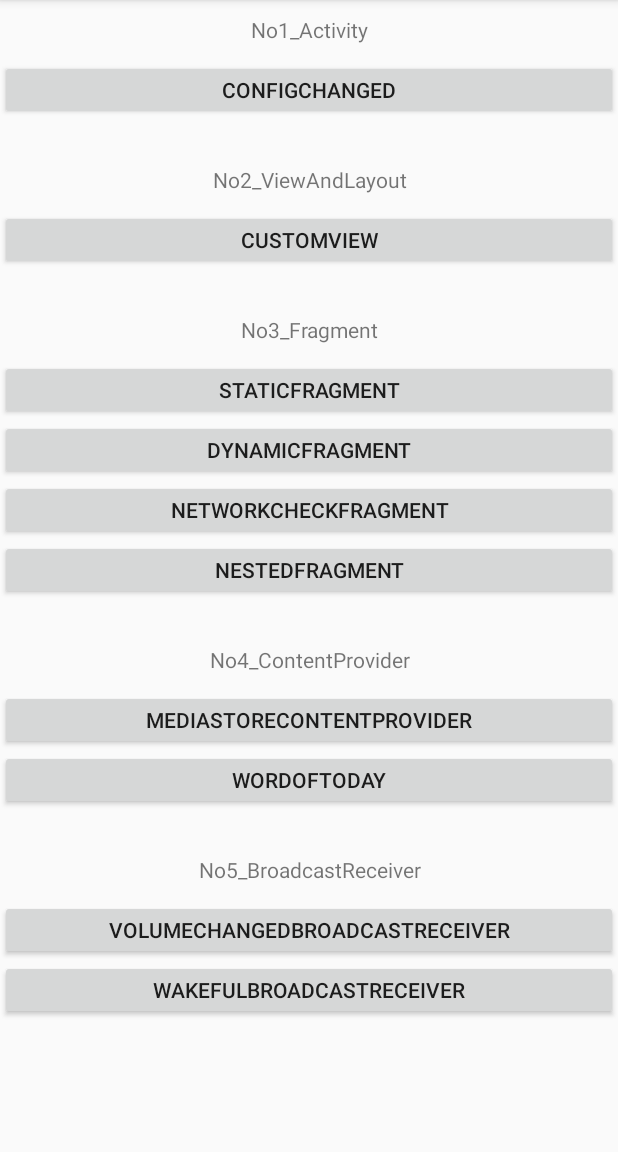
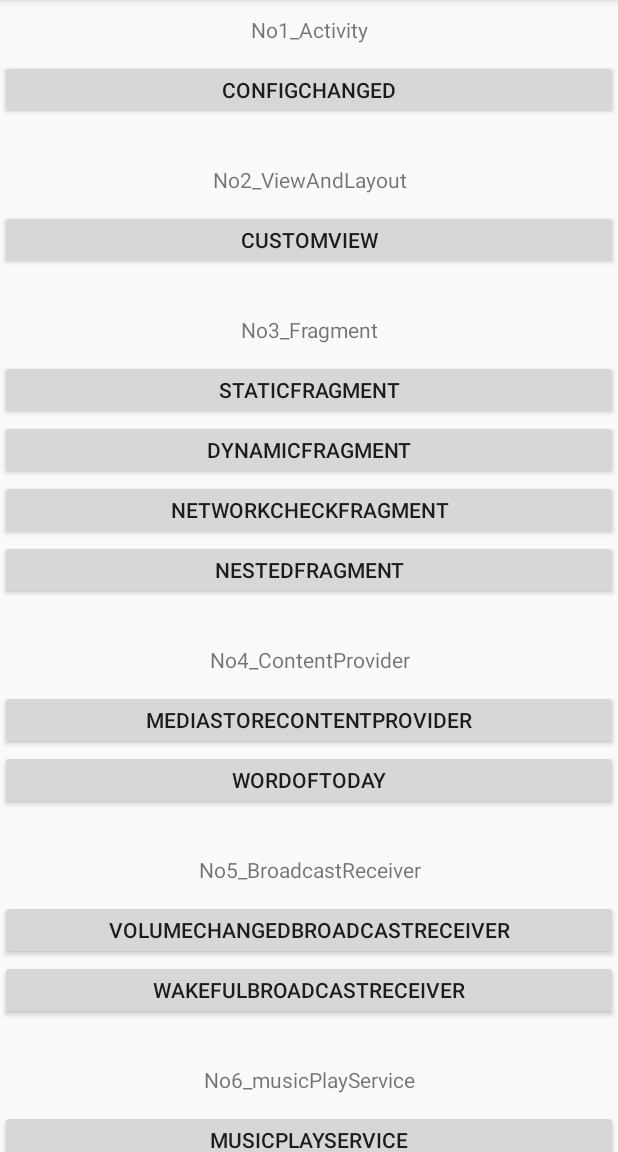
Before and after one commit to Dokyeongyun/AndroidStudio, an Android app: the screen it shows after launch (StartActivity), on a phone screen of 412 x 824 dp, the part 84-1236 px from its top. Run offline under Robolectric (Android 15) with nearby library versions, the phone set to English and light mode, and no system bars.

Commit message:
[ Service ] 액티비티가 켜져있지 않아도 음악이 계속 실행되는 서비스 만들기

```diff
--- a/app/src/main/java/com/example/studyandroid/StartActivity.java
+++ b/app/src/main/java/com/example/studyandroid/StartActivity.java
@@ -16,6 +16,7 @@ import com.example.studyandroid.No4_ContentProvider.MediaStoreContentProvider.Co
 import com.example.studyandroid.No4_ContentProvider.WordOfToday2.WordOfToday_MainActivity;
 import com.example.studyandroid.No5_BroadcastReceiver.VolumeChangedBroadcastReceiver.VolumeChangedBroadcastReceiver;
 import com.example.studyandroid.No5_BroadcastReceiver.WakefulBroadcastReceiver.WakefulBroadcastReceiver_MainActivity;
+import com.example.studyandroid.No6_Service.MusicPlayerService_MainActivity;
 
 public class StartActivity extends AppCompatActivity {
 
@@ -69,6 +70,10 @@ public class StartActivity extends AppCompatActivity {
                 intent = new Intent(this, WakefulBroadcastReceiver_MainActivity.class);
                 startActivity(intent);
                 break;
+            case R.id.no6_musicPlayService:
+                intent = new Intent(this, MusicPlayerService_MainActivity.class);
+                startActivity(intent);
+                break;
         }
     }
 }
--- a/app/src/main/res/layout/activity_start.xml
+++ b/app/src/main/res/layout/activity_start.xml
@@ -163,6 +163,28 @@
                     android:onClick="startOnClick"
                     android:text="WakefulBroadcastReceiver" />
             </LinearLayout>
+
+            <LinearLayout
+                android:layout_width="match_parent"
+                android:layout_height="wrap_content"
+                android:orientation="vertical">
+
+                <TextView
+                    android:id="@+id/No6_musicPlayService"
+                    android:layout_width="match_parent"
+                    android:layout_height="40dp"
+                    android:layout_weight="1"
+                    android:gravity="center"
+                    android:text="No6_musicPlayService" />
+
+                <Button
+                    android:id="@+id/no6_musicPlayService"
+                    android:layout_width="match_parent"
+                    android:layout_height="40dp"
+                    android:layout_weight="1"
+                    android:onClick="startOnClick"
+                    android:text="musicPlayService" />
+            </LinearLayout>
         </LinearLayout>
     </ScrollView>
 
```
Also changed, not shown: app/src/main/AndroidManifest.xml (+13 -6 lines), app/src/main/java/com/example/studyandroid/No6_Service/BackgroundMusicService.java (added, +61 -0 lines), app/src/main/java/com/example/studyandroid/No6_Service/MusicPlayerService_MainActivity.java (added, +134 -0 lines), app/src/main/res/layout/activity_music_player_service__main.xml (added, +24 -0 lines), 2 other files.
